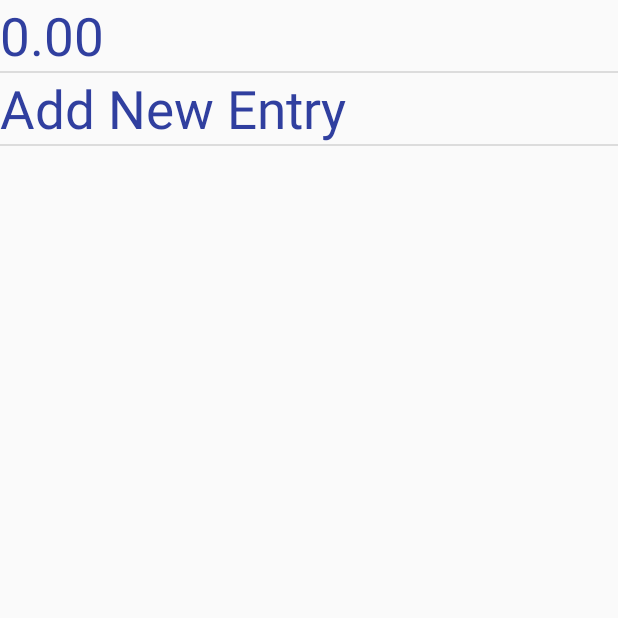
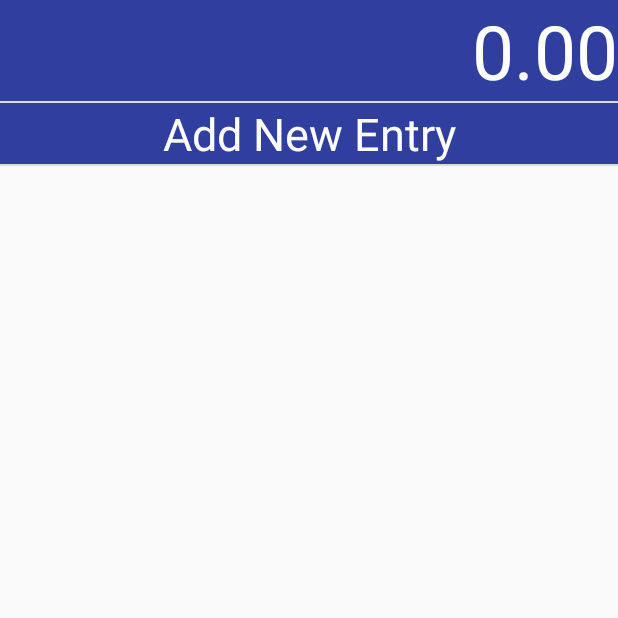
Before and after one commit to acho-bacho/Wallet, an Android app: the screen it shows after launch (MainActivity), on a phone screen of 412 x 824 dp, the top half of it. Run offline under Robolectric (Android 15) with nearby library versions, the phone set to English and light mode, and no system bars.

Commit message:
UI small stuff

```diff
--- a/app/src/main/res/layout/entry.xml
+++ b/app/src/main/res/layout/entry.xml
@@ -8,7 +8,7 @@
         android:id="@+id/colorView"
         android:layout_width="0dp"
         android:layout_height="25dp"
-        android:layout_weight="0.01"
+        android:layout_weight="0.02"
         android:textAppearance="?android:attr/textAppearanceLarge"
         android:textColor="@color/colorPrimary"
         android:layout_marginRight="@dimen/activity_horizontal_margin"
@@ -19,6 +19,7 @@
         android:layout_width="0dp"
         android:layout_height="25dp"
         android:layout_weight="0.25"
+        android:inputType="numberDecimal"
         android:textAppearance="?android:attr/textAppearanceLarge"
         android:textColor="@color/colorPrimary"
         />
@@ -28,6 +29,7 @@
         android:layout_width="0dp"
         android:layout_height="25dp"
         android:layout_weight="0.6"
+        android:inputType="textNoSuggestions"
         android:textAppearance="?android:attr/textAppearanceLarge"
         android:textColor="@color/colorPrimary"
         />
@@ -37,6 +39,7 @@
         android:layout_width="0dp"
         android:layout_height="25dp"
         android:layout_weight="0.15"
+        android:inputType="textNoSuggestions"
         android:textAppearance="?android:attr/textAppearanceSmallInverse"
         android:textColor="@color/colorPrimary"
         />
--- a/app/src/main/res/layout/footer_view.xml
+++ b/app/src/main/res/layout/footer_view.xml
@@ -3,8 +3,9 @@
           android:id="@+id/footerView"
           android:layout_width="match_parent"
           android:layout_height="wrap_content"
-          android:gravity="left"
+          android:gravity="center"
           android:text="@string/add_new_expense_string"
-          android:textSize="35sp"
-          android:textColor="@color/colorPrimaryDark"
+          android:background="@color/colorPrimaryDark"
+          android:textSize="@dimen/text_size_footer"
+          android:textColor="@color/colorWhite"
     />
--- a/app/src/main/res/layout/header_view.xml
+++ b/app/src/main/res/layout/header_view.xml
@@ -3,8 +3,8 @@
           android:layout_width="match_parent"
           android:layout_height="wrap_content"
           android:inputType="numberDecimal"
-          android:gravity="left"
-          android:textSize="35sp"
-          android:textColor="@color/colorPrimaryDark"
-
+          android:gravity="right"
+          android:textSize="@dimen/text_size_header"
+          android:textColor="@color/colorWhite"
+          android:background="@color/colorPrimaryDark"
     />
--- a/app/src/main/res/values/colors.xml
+++ b/app/src/main/res/values/colors.xml
@@ -3,6 +3,7 @@
     <color name="colorPrimary">#3F51B5</color>
     <color name="colorPrimaryDark">#303F9F</color>
     <color name="colorAccent">#FF4081</color>
+    <color name="colorWhite">#ffffff</color>
 
     <color name="colorListIncome">#2a9400</color>
     <color name="colorListExpense">#ff0800</color>
--- a/app/src/main/res/values/dimens.xml
+++ b/app/src/main/res/values/dimens.xml
@@ -6,4 +6,6 @@
     <dimen name="text_size_add_entry_textview">50dp</dimen>
     <dimen name="text_size_add_entry_radio">20dp</dimen>
     <dimen name="text_size_add_entry_spinner">20dp</dimen>
+    <dimen name="text_size_footer">30dp</dimen>
+    <dimen name="text_size_header">50dp</dimen>
 </resources>
--- a/app/src/main/res/values/styles.xml
+++ b/app/src/main/res/values/styles.xml
@@ -6,6 +6,11 @@
         <item name="colorPrimary">@color/colorPrimary</item>
         <item name="colorPrimaryDark">@color/colorPrimaryDark</item>
         <item name="colorAccent">@color/colorAccent</item>
+
+
+        <item name="android:itemBackground">@color/colorWhite</item>
+
+
     </style>
 
     <style name="AppTheme.NoActionBar">
```
